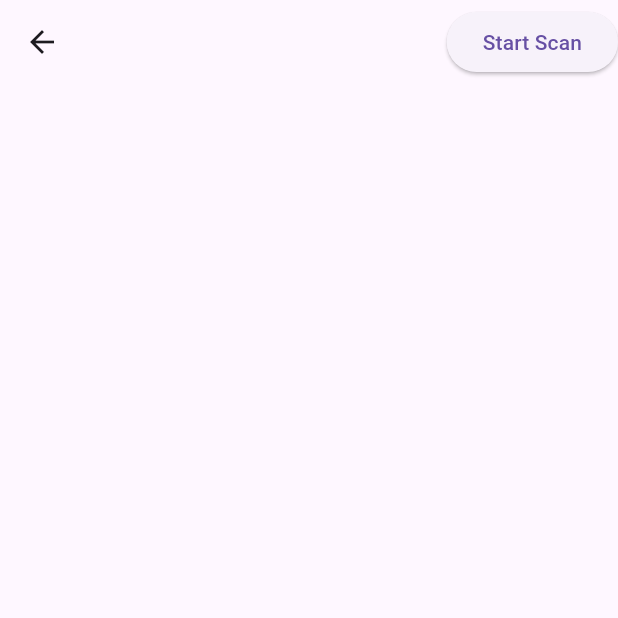
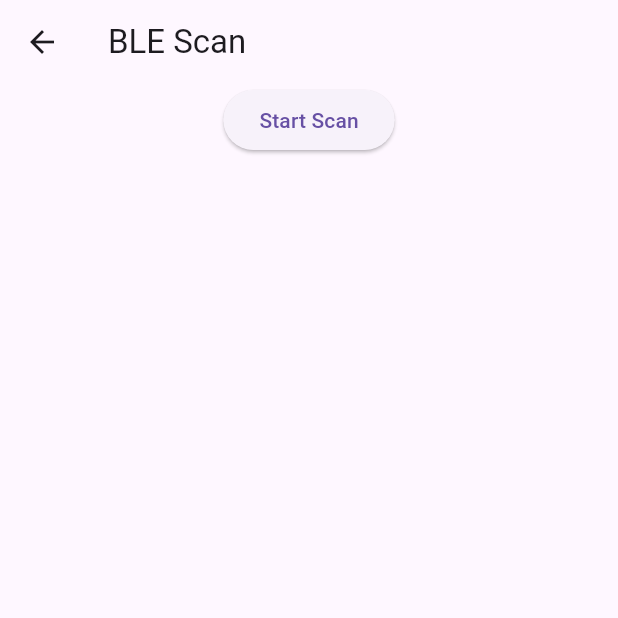
Before and after one commit to Ameer-Salem/test_app, a Flutter app: the ScanScreen screen opened directly, after a tap on "Start Scan", on a phone screen of 412 x 824 dp, the top half of it. Run offline on Flutter 3.47's test engine with Material 3 defaults, Android fonts, the phone set to English and light mode, and no system bars; our stand-ins replace adaptive_theme, drift, flutter_blue_plus, permission_handler; missing offline and left inert: dart:ffi; accounts and stored records are empty; generated files the repository leaves out were written again.

Commit message:
feat: Implement BLE functionality with scanning, connecting, and messaging features
- Added BleController to manage BLE operations and state
- Created BleService for handling BLE connections and data transfer
- Developed UI screens for BLE scanning, device connection, and messaging
- Introduced message models and packet handling for communication
- Refactored main app structure to integrate BLE features

```diff
--- a/lib/controllers/messaging_controller.dart
+++ b/lib/controllers/messaging_controller.dart
@@ -1,4 +1,5 @@
 import 'package:flutter/material.dart';
+import 'package:test_app/controllers/ble_controller.dart';
 
 class MessagingController extends ChangeNotifier {
   TextEditingController controller = TextEditingController();
@@ -13,4 +14,7 @@ class MessagingController extends ChangeNotifier {
     );
     notify();
   }
+
+
+
 }
--- /dev/null
+++ b/lib/models/helpers/packet_model.dart
@@ -0,0 +1,39 @@
+import 'dart:ffi';
+import 'dart:typed_data';
+
+class Packet {
+  final int type; // 0 for text, 1 for attachment
+  final int source; // 0 for device, 1 for user
+  final int destination; // 0 for device, 1 for user
+  final int sequence;
+  final int length;
+  final List<int> payload;
+
+  Packet({
+    required this.type,
+    required this.source,
+    required this.destination,
+    required this.sequence,
+    required this.payload,
+  }) : length = payload.length;
+
+  Uint8List toBytes() {
+    final bytes = BytesBuilder();
+    bytes.add([type,source,destination,sequence,length]);
+    bytes.add(payload);
+    return bytes.toBytes();
+  }
+  factory Packet.fromBytes(List<int> bytes) {
+    if (bytes.length < 5) {
+      throw Exception("Invalid packet length");
+    }
+    return Packet(
+      type: bytes[0],
+      source: bytes[1],
+      destination: bytes[2],
+      sequence: bytes[3],
+      payload: bytes.sublist(5)
+    );
+  }
+
+}
--- a/lib/screens/chat_screen.dart
+++ b/lib/presentation/screens/chat_screen.dart
@@ -20,7 +20,7 @@ class ChatScreen extends StatelessWidget {
               Text('10:00 AM',style: TextStyle(color: Colors.grey, fontSize: 13),),
           ]),
           onTap: () {
-            Navigator.pushNamed(context, '/messaging',arguments:
+            Navigator.pushNamed(context, '/main/messaging',arguments:
 
             {
               'title': "User $index",
--- a/lib/screens/main_screen.dart
+++ b/lib/presentation/screens/main_screen.dart
@@ -2,9 +2,9 @@
 import 'package:flutter/material.dart';
 import 'package:provider/provider.dart';
 import 'package:test_app/controllers/main_controller.dart';
-import 'package:test_app/screens/chat_screen.dart';
-import 'package:test_app/screens/home_screen.dart';
-import 'package:test_app/screens/settings_screen.dart';
+import 'package:test_app/presentation/screens/chat_screen.dart';
+import 'package:test_app/presentation/screens/home_screen.dart';
+import 'package:test_app/presentation/screens/settings_screen.dart';
 
 class MainScreen extends StatelessWidget {
   MainScreen({super.key});
--- /dev/null
+++ b/lib/presentation/screens/scan_screen.dart
@@ -0,0 +1,81 @@
+import 'package:flutter/material.dart';
+import 'package:provider/provider.dart';
+import 'package:test_app/controllers/ble_controller.dart';
+
+class ScanScreen extends StatelessWidget {
+  const ScanScreen({super.key});
+
+  @override
+  Widget build(BuildContext context) {
+    final bleController = context.watch<BleController>();
+
+    return Scaffold(
+      appBar: AppBar(title: Text('BLE Scan')),
+      body: Column(
+        children: [
+          ElevatedButton(
+            onPressed: bleController.isScanning
+                ? bleController.stopScan
+                : bleController.startScan,
+            child: Text(bleController.isScanning ? 'Stop Scan' : 'Start Scan'),
+          ),
+          Expanded(
+            child: ListView.builder(
+              itemCount:
+                  bleController.scanResults.length +
+                  (bleController.connectedDevices.isNotEmpty ? 1 : 0),
+              itemBuilder: (context, index) {
+                if (bleController.connectedDevices.isNotEmpty) {
+                  return ListTile(
+                    title: Text(
+                      bleController.connectedDevices[0].advName.isNotEmpty
+                          ? bleController.connectedDevices[0].advName
+                          : 'Unknown Device',
+                    ),
+                    subtitle: Text(
+                      bleController.connectedDevices[0].remoteId.toString(),
+                    ),
+                    trailing: Text('Connected'),
+                    onTap: () {
+                      Navigator.pushNamed(
+                        context,
+                        "/main/device",
+                        arguments: bleController.connectedDevice!,
+                      );
+                    },
+                  );
+                }
+
+                final result = bleController.scanResults[index];
+                return ListTile(
+                  title: Text(
+                    result.device.advName.isNotEmpty
+                        ? result.device.advName
+                        : 'Unknown Device',
+                  ),
+                  subtitle: Text(result.device.remoteId.toString()),
+                  onTap: () {
+                    if (bleController.isConnecting || bleController.isConnected) return;
+
+                    bleController.connect(result.device);
+                    Navigator.pushNamed(
+                      context,
+                      "/main/device",
+                      arguments: result.device,
+                    );
+                  },
+                  trailing: Text(
+                    bleController.connectedDevice?.remoteId ==
+                            result.device.remoteId
+                        ? 'Connected'
+                        : '',
+                  ),
+                );
+              },
+            ),
+          ),
+        ],
+      ),
+    );
+  }
+}
--- a/lib/widgets/messagebubble_widget.dart
+++ b/lib/presentation/widgets/messagebubble_widget.dart
@@ -1,5 +1,5 @@
 import 'package:flutter/material.dart';
-import 'package:test_app/widgets/voicemessage_player_widget.dart';
+import 'package:test_app/presentation/widgets/voicemessage_player_widget.dart';
 
 class MessageBubble extends StatelessWidget {
   final String? text;
--- a/lib/screens/scan_screen.dart
+++ /dev/null
@@ -1,109 +0,0 @@
-import 'dart:async';
-
-import 'package:flutter/material.dart';
-import 'package:flutter_blue_plus/flutter_blue_plus.dart';
-
-class ScanScreen extends StatefulWidget {
-  const ScanScreen({super.key});
-
-  @override
-  State<ScanScreen> createState() => _ScanScreenState();
-}
-
-class _ScanScreenState extends State<ScanScreen> {
-  List<ScanResult> scanResult = [];
-  bool isScanning = false;
-  late StreamSubscription<List<ScanResult>> scanResultSubscription;
-  late StreamSubscription<bool> isScanningSubscription;
-
-  @override
-  void dispose() {
-    scanResultSubscription.cancel();
-    isScanningSubscription.cancel();
-    super.dispose();
-  }
-
-  void startScan() async {
-    await FlutterBluePlus.startScan(
-      // match any of the specified services
-      timeout: Duration(seconds: 8),
-      webOptionalServices: [],
-    );
-  }
-
-  @override
-  void initState() {
-    super.initState();
-    scanResultSubscription = FlutterBluePlus.scanResults.listen(
-      (result) {
-        if (mounted) {
-          setState(() {
-            scanResult = result;
-          });
-        }
-      },
-      onError: (e) {
-        print("Scan Error: $e");
-      },
-    );
-    isScanningSubscription = FlutterBluePlus.isScanning.listen((state) {
-      if (mounted) {
-        setState(() {
-          isScanning = state;
-        });
-      }
-    });
-  }
-  void onConnectPressed(BluetoothDevice device) {
-    device.connect();
-
-  }
-  Iterable<Widget> buildScanResultTiles() {
-    return scanResult.map(
-      (r) => ListTile(
-        title: Text(
-          r.advertisementData.advName.isNotEmpty
-              ? r.advertisementData.advName
-              : "Unknown Device",
-          style: TextStyle(fontSize: 15, overflow: TextOverflow.ellipsis),
-        ),
-        subtitle: Column(
-          crossAxisAlignment: CrossAxisAlignment.start,
-          children: [
-            Text(
-              "${r.rssi}dBm ",
-              style: TextStyle(fontSize: 13, color: Colors.grey),
-            ),
-
-            Text(
-              r.device.remoteId.toString(),
-              style: TextStyle(fontSize: 13, color: Colors.grey),
-            ),
-          ],
-        ),
-        leading: Column(
-          mainAxisAlignment: MainAxisAlignment.start,
-          children: [
-            CircleAvatar(child: Icon(Icons.bluetooth)),
-          ],
-        ),
-        trailing: TextButton(onPressed: () {}, child: Text('Connect')),
-      ),
-    );
-  }
-
-  @override
-  Widget build(BuildContext context) {
-    return Scaffold(
-      appBar: AppBar(
-        actions: [
-          ElevatedButton(
-            onPressed: isScanning ? null : startScan,
-            child: Text(isScanning ? 'Scanning...' : 'Start Scan'),
-          ),
-        ],
-      ),
-      body: Column(children: [...buildScanResultTiles()]),
-    );
-  }
-}
```
Also changed, not shown: lib/controllers/ble_controller.dart (added, +151 -0 lines), lib/controllers/database_controller.dart (deleted, +0 -11 lines), lib/main.dart (+16 -7 lines), lib/models/helpers/message_model.dart (added, +18 -0 lines), lib/presentation/screens/device_screen.dart (added, +74 -0 lines), lib/presentation/screens/home_screen.dart (renamed from lib/screens/home_screen.dart, +4 -3 lines), lib/presentation/screens/messaging_screen.dart (renamed from lib/screens/messaging_screen.dart, +12 -26 lines), lib/screens/device_screen.dart (deleted, +0 -15 lines), lib/services/ble_service.dart (added, +102 -0 lines), lib/presentation/screens/ble_check.dart (renamed from lib/screens/ble_check.dart), lib/presentation/screens/settings_screen.dart (renamed from lib/screens/settings_screen.dart), lib/presentation/widgets/voice_recording_widget.dart (renamed from lib/widgets/voice_recording_widget.dart), lib/presentation/widgets/voicemessage_player_widget.dart (renamed from lib/widgets/voicemessage_player_widget.dart).
